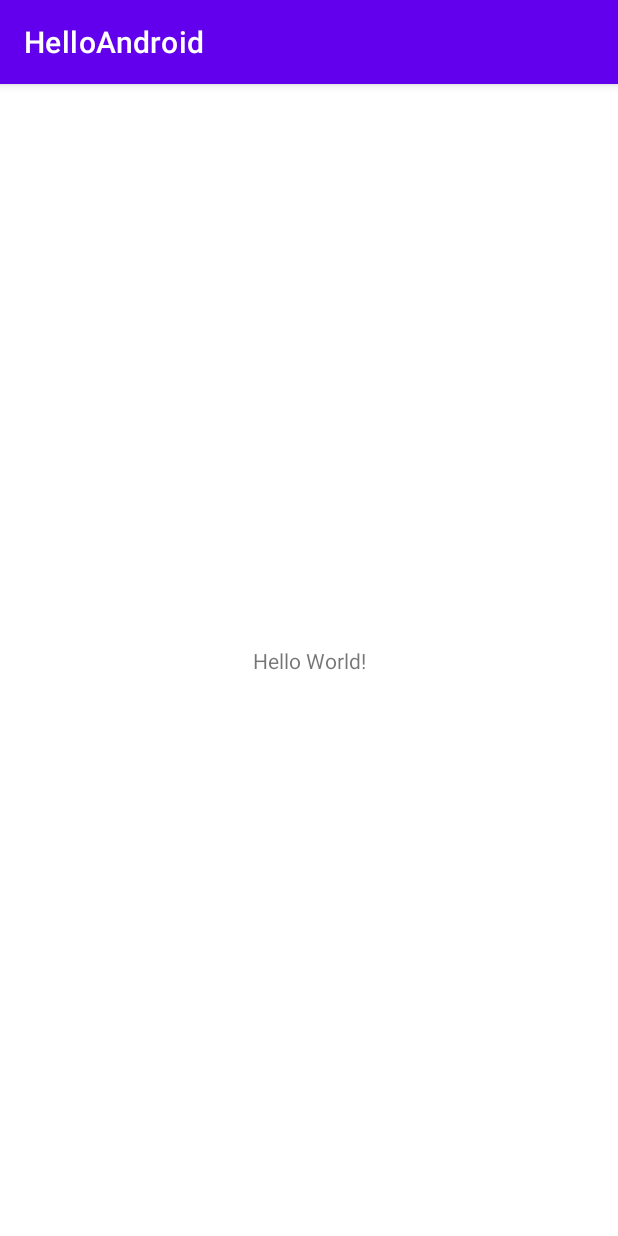
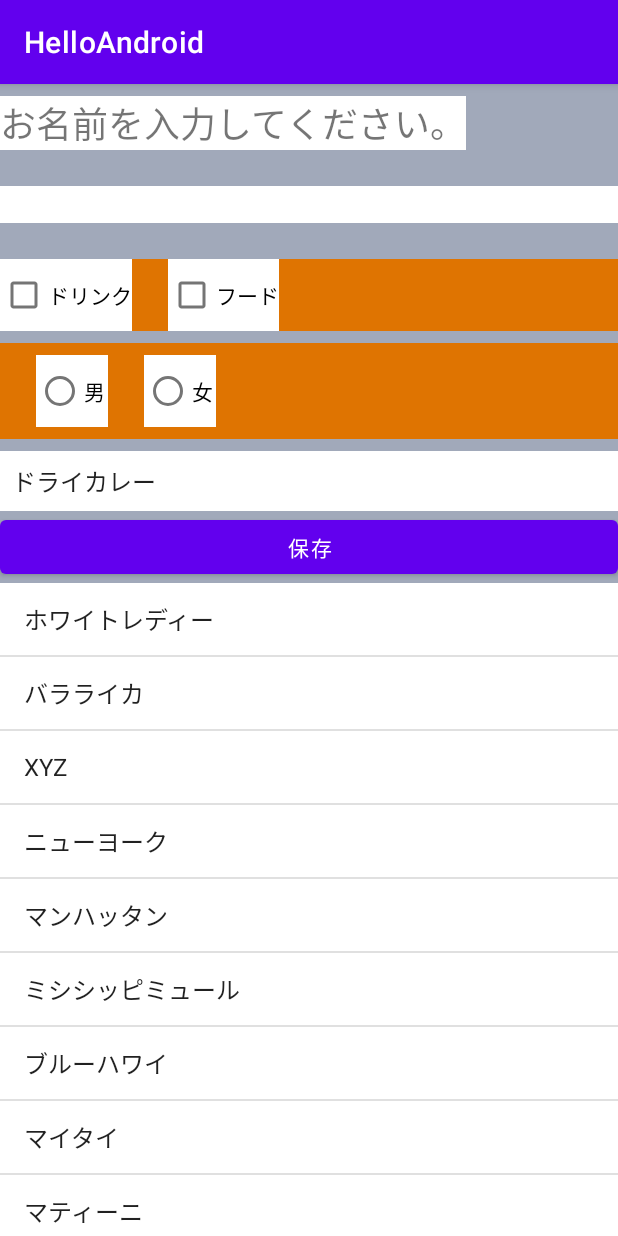
Before and after one commit to imakyo97/AndroidStudy, an Android app: the screen it shows after launch (MainActivity), on a phone screen of 412 x 824 dp. Run offline under Robolectric (Android 15) with nearby library versions, the phone set to English and light mode, and no system bars.

Commit message:
画面UIを作成

```diff
--- a/HelloWorld/app/src/main/res/layout/activity_main.xml
+++ b/HelloWorld/app/src/main/res/layout/activity_main.xml
@@ -1,18 +1,97 @@
 <?xml version="1.0" encoding="utf-8"?>
-<androidx.constraintlayout.widget.ConstraintLayout xmlns:android="http://schemas.android.com/apk/res/android"
-    xmlns:app="http://schemas.android.com/apk/res-auto"
-    xmlns:tools="http://schemas.android.com/tools"
+<LinearLayout xmlns:android="http://schemas.android.com/apk/res/android"
     android:layout_width="match_parent"
     android:layout_height="match_parent"
-    tools:context=".MainActivity">
+    android:background="#A1A9BA"
+    android:orientation="vertical">
 
     <TextView
+        android:id="@+id/tvLabelInput"
         android:layout_width="wrap_content"
         android:layout_height="wrap_content"
-        android:text="Hello World!"
-        app:layout_constraintBottom_toBottomOf="parent"
-        app:layout_constraintEnd_toEndOf="parent"
-        app:layout_constraintStart_toStartOf="parent"
-        app:layout_constraintTop_toTopOf="parent" />
+        android:layout_marginTop="8dp"
+        android:layout_marginBottom="16dp"
+        android:background="#ffffff"
+        android:text="@string/tv_msg"
+        android:textSize="24sp" />
 
-</androidx.constraintlayout.widget.ConstraintLayout>
+    <EditText
+        android:id="@+id/etInput"
+        android:layout_width="match_parent"
+        android:layout_height="wrap_content"
+        android:layout_marginTop="8dp"
+        android:layout_marginBottom="24dp"
+        android:background="#ffffff"
+        android:inputType="text" />
+
+    <LinearLayout
+        android:layout_width="match_parent"
+        android:layout_height="wrap_content"
+        android:background="#df7401"
+        android:orientation="horizontal">
+
+        <CheckBox
+            android:id="@+id/cbDrink"
+            android:layout_width="wrap_content"
+            android:layout_height="wrap_content"
+            android:layout_marginEnd="24dp"
+            android:background="#ffffff"
+            android:text="@string/cb_drink" />
+
+        <CheckBox
+            android:id="@+id/cbFood"
+            android:layout_width="wrap_content"
+            android:layout_height="wrap_content"
+            android:background="#ffffff"
+            android:text="@string/cb_food" />
+    </LinearLayout>
+
+    <RadioGroup
+        android:layout_width="match_parent"
+        android:layout_height="wrap_content"
+        android:layout_marginTop="8dp"
+        android:layout_marginBottom="8dp"
+        android:background="#df7401"
+        android:orientation="horizontal"
+        android:paddingTop="8dp"
+        android:paddingBottom="8dp">
+
+        <RadioButton
+            android:id="@+id/rbMale"
+            android:layout_width="wrap_content"
+            android:layout_height="wrap_content"
+            android:layout_marginStart="24dp"
+            android:layout_marginEnd="24dp"
+            android:background="#ffffff"
+            android:text="@string/rb_male" />
+
+        <RadioButton
+            android:id="@+id/rbFemale"
+            android:layout_width="wrap_content"
+            android:layout_height="wrap_content"
+            android:background="#ffffff"
+            android:text="@string/rb_female" />
+    </RadioGroup>
+
+    <Spinner
+        android:id="@+id/spCurryList"
+        android:layout_width="match_parent"
+        android:layout_height="wrap_content"
+        android:background="#ffffff"
+        android:entries="@array/sp_currylist"
+        android:paddingTop="8dp"
+        android:paddingBottom="8dp" />
+
+    <Button
+        android:id="@+id/btSave"
+        android:layout_width="match_parent"
+        android:layout_height="wrap_content"
+        android:text="@string/bt_save" />
+
+    <ListView
+        android:layout_width="match_parent"
+        android:layout_height="match_parent"
+        android:background="#ffffff"
+        android:entries="@array/lv_cocktaillist" />
+
+</LinearLayout>
--- a/HelloWorld/app/src/main/res/values/strings.xml
+++ b/HelloWorld/app/src/main/res/values/strings.xml
@@ -1,3 +1,31 @@
 <resources>
-    <string name="app_name">HelloAndroid</string>
+    <string name="app_name" translatable="false">HelloAndroid</string>
+    <string name="tv_msg" translatable="false">お名前を入力してください。</string>
+    <string name="bt_save">保存</string>
+    <string name="cb_drink">ドリンク</string>
+    <string name="cb_food">フード</string>
+    <string name="rb_male">男</string>
+    <string name="rb_female">女</string>
+    <string-array name="sp_currylist">
+        <item>ドライカレー</item>
+        <item>カツカレー</item>
+        <item>ビーフカレー</item>
+        <item>チキンカレー</item>
+        <item>シーフードカレー</item>
+        <item>キーマカレー</item>
+        <item>グリーンカレー</item>
+    </string-array>
+    <string-array name="lv_cocktaillist">
+        <item>ホワイトレディー</item>
+        <item>バラライカ</item>
+        <item>XYZ</item>
+        <item>ニューヨーク</item>
+        <item>マンハッタン</item>
+        <item>ミシシッピミュール</item>
+        <item>ブルーハワイ</item>
+        <item>マイタイ</item>
+        <item>マティーニ</item>
+        <item>ブルームーン</item>
+        <item>モヒート</item>
+    </string-array>
 </resources>
```
